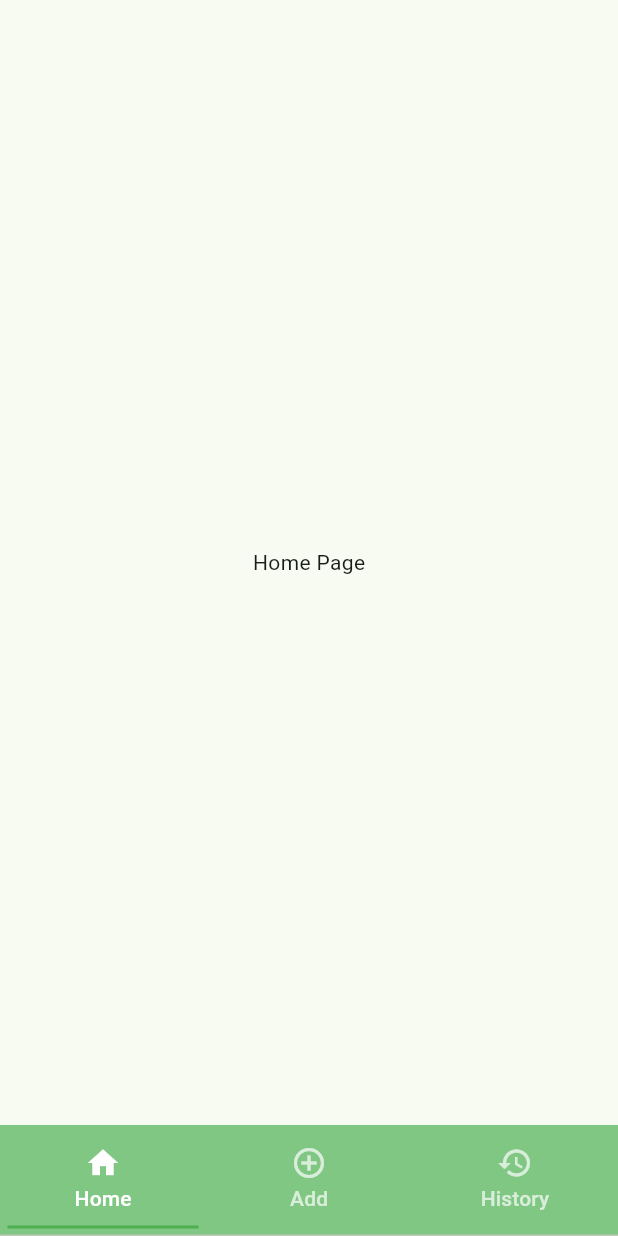
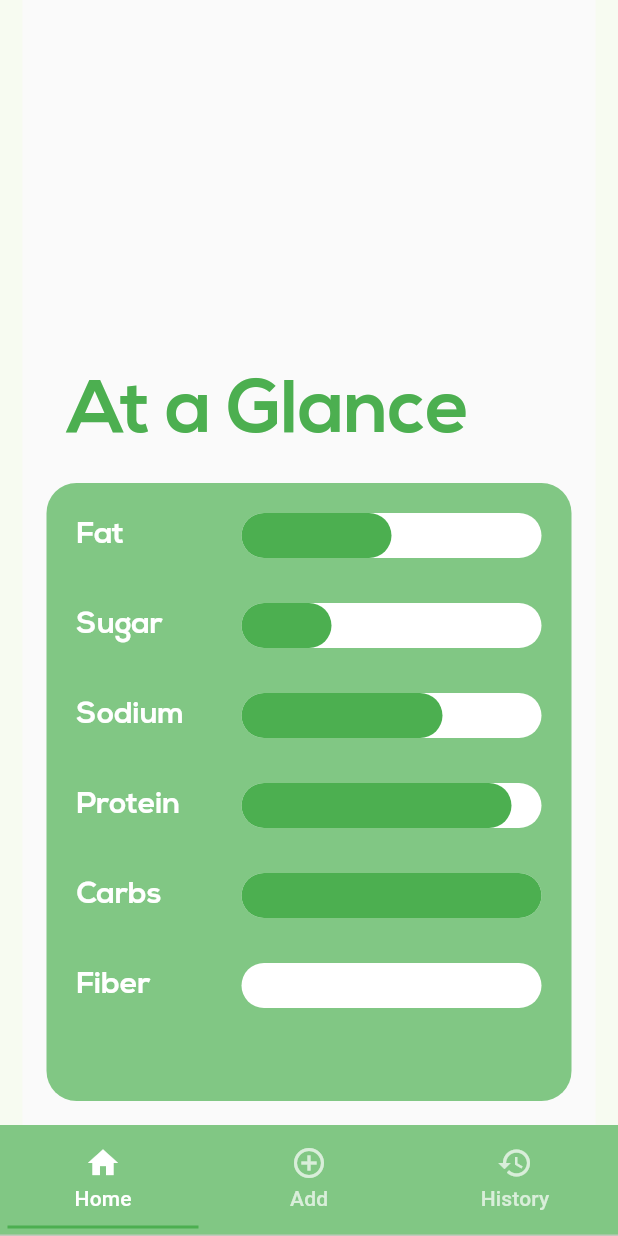
Before and after one commit to briankhoi/Slug-Vitals, a Flutter app: the screen it shows after launch, on a phone screen of 412 x 824 dp. Run offline on Flutter 3.47's test engine with Material 2 defaults, Android fonts, the light colour scheme and no system bars; our stand-ins replace shared_preferences.

Commit message:
progress bar for home page

```diff
--- a/lib/main.dart
+++ b/lib/main.dart
@@ -36,7 +36,8 @@ class _MyAppState extends State<MyApp> {
                 // MenuPage(),
                 HistoryPage(),
               ],
-            )),
+            )
+          ),
       ),
     );
   }
--- a/lib/pages/home_page.dart
+++ b/lib/pages/home_page.dart
@@ -6,8 +6,78 @@ class HomePage extends StatefulWidget {
 }
 
 class _HomePageState extends State<HomePage> {
+  List<String> nut = ['Fat', 'Sugar', 'Sodium', 'Protein', 'Carbs', 'Fiber'];
+  //
+  List<double> progressValues = [0.5, 0.3, 0.67, 0.9, 1, 0]; // values only change this!!
+  //
+
   @override
   Widget build(BuildContext context) {
-    return Center(child: Text('Home Page'));
+    return MaterialApp(
+      theme: ThemeData(
+        fontFamily: 'Nexa',
+      ),
+      home: Padding(padding: EdgeInsets.only(left: 15, right: 15), child: Scaffold(
+        body: Stack(
+          children: [
+            // Green box at the bottom half with padding
+            Positioned(
+              bottom: 0,
+              left: 0,
+              right: 0,
+              child: Padding(
+                padding: const EdgeInsets.all(16.0), // Adjust the padding as needed
+                child: Container(
+                  height: MediaQuery.of(context).size.height / 2, // Adjust the fraction as needed
+                  decoration: BoxDecoration(
+                    color: Colors.green.shade300,
+                    borderRadius: BorderRadius.vertical(
+                      top: Radius.circular(20.0), // Adjust the radius as needed
+                      bottom: Radius.circular(20.0), // Adjust the radius as needed
+                    ),
+                  ),
+                  child: Column(
+                    children: List.generate(
+                      nut.length,
+                          (index) => Padding(
+                        padding: const EdgeInsets.only(left: 20.0, right: 20.0, bottom: 10.0, top: 20.0), // Adjust margins as needed
+                        child: Row(
+                          mainAxisAlignment: MainAxisAlignment.spaceBetween,
+                          crossAxisAlignment: CrossAxisAlignment.center,
+                          children: [
+                            Text(
+                              nut[index],
+                              style: TextStyle(fontSize: 20, fontWeight: FontWeight.bold, color: Colors.white),
+                            ),
+                            Container(
+                              width: 200, // Adjust the width of the progress bar
+                              child: LinearProgressIndicator(
+                                value: progressValues[index], // Set the progress value based on your requirements
+                                minHeight: 30, // Adjust the height of the progress bar
+                                backgroundColor: Colors.white, // Background color of the progress bar
+                                valueColor: AlwaysStoppedAnimation<Color>(Colors.green), // Color of the progress bar
+                                borderRadius: BorderRadius.circular(25.0), // round the edges
+                              ),
+                            ),
+                          ],
+                        ),
+                      ),
+                    ),
+                  ),
+                ),
+              ),
+            ),
+            Positioned(
+              top: 250, // Adjust the top position as needed
+              left: 30, // Adjust the left position as needed
+              child: Text(
+                'At a Glance',
+                style: TextStyle(fontSize: 50, fontWeight: FontWeight.bold, color: Colors.green),
+              ),
+            ),
+          ],
+        ),
+      ),
+      ));
   }
 }
```
